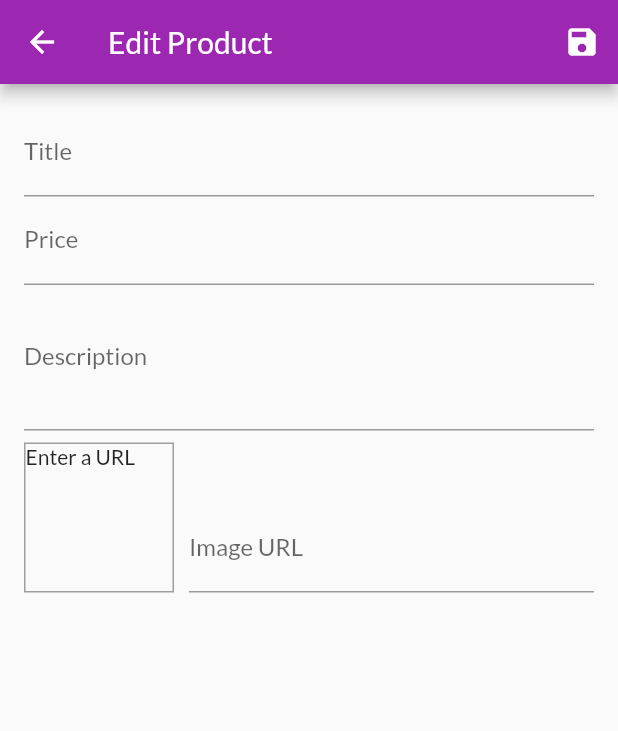
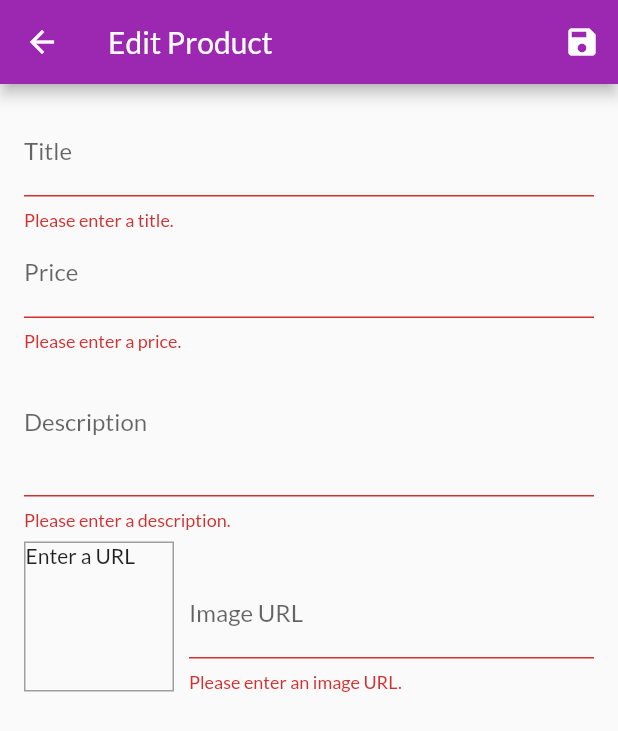
Before and after one commit to vileen/shop_flutter, a Flutter app: the EditProductScreen screen opened by its route, after a tap on the "save" icon, on a phone screen of 412 x 824 dp. Shown: the top 731 px of the screen. Run offline on Flutter 3.47's test engine with Material 2 defaults, Android fonts, the phone set to English and light mode, and no system bars; network calls fail.

Commit message:
Enable adding products and add validation

```diff
--- a/lib/providers/products.dart
+++ b/lib/providers/products.dart
@@ -65,8 +65,15 @@ class Products with ChangeNotifier {
     return _items.firstWhere((product) => product.id == id);
   }
 
-  void addProduct(value) {
-    _items.add(value);
+  void addProduct(Product product) {
+    final newProduct = Product(
+      title: product.title,
+      description: product.description,
+      price: product.price,
+      imageUrl: product.imageUrl,
+      id: DateTime.now().toString(),
+    );
+    _items.add(newProduct);
     notifyListeners();
   }
 }
--- a/lib/screens/edit_product_screen.dart
+++ b/lib/screens/edit_product_screen.dart
@@ -1,6 +1,8 @@
 import 'package:flutter/material.dart';
+import 'package:provider/provider.dart';
 
 import '../providers/product.dart';
+import '../providers/products.dart';
 
 class EditProductScreen extends StatefulWidget {
   static const routeName = '/edit-product';
@@ -49,7 +51,12 @@ class _EditProductScreenState extends State<EditProductScreen> {
   }
 
   void _saveForm() {
+    final isValid = _form.currentState.validate();
+    if (isValid) {
       _form.currentState.save();
+      Provider.of<Products>(context, listen: false).addProduct(_editedProduct);
+      Navigator.of(context).pop();
+    }
   }
 
   @override
@@ -76,6 +83,13 @@ class _EditProductScreenState extends State<EditProductScreen> {
                 onFieldSubmitted: (_) {
                   FocusScope.of(context).requestFocus(_priceFocusNode);
                 },
+                validator: (value) {
+                  if (value.isEmpty) {
+                    return 'Please enter a title.';
+                  }
+
+                  return null;
+                },
                 onSaved: (value) {
                   _editedProduct = Product(
                     title: value,
@@ -94,6 +108,19 @@ class _EditProductScreenState extends State<EditProductScreen> {
                 onFieldSubmitted: (_) {
                   FocusScope.of(context).requestFocus(_descriptionFocusNode);
                 },
+                validator: (value) {
+                  if (value.isEmpty) {
+                    return 'Please enter a price.';
+                  }
+                  if (double.tryParse(value) == null) {
+                    return 'Please enter a valid number.';
+                  }
+                  if (double.parse(value) <= 0) {
+                    return 'Please enter a number greater than zero.';
+                  }
+
+                  return null;
+                },
                 onSaved: (value) {
                   _editedProduct = Product(
                     price: double.parse(value),
@@ -109,6 +136,16 @@ class _EditProductScreenState extends State<EditProductScreen> {
                 maxLines: 3,
                 focusNode: _descriptionFocusNode,
                 keyboardType: TextInputType.multiline,
+                validator: (value) {
+                  if (value.isEmpty) {
+                    return 'Please enter a description.';
+                  }
+                  if (value.length < 10) {
+                    return 'Should be at least 10 characters long';
+                  }
+
+                  return null;
+                },
                 onSaved: (value) {
                   _editedProduct = Product(
                     price: _editedProduct.price,
@@ -147,6 +184,23 @@ class _EditProductScreenState extends State<EditProductScreen> {
                       controller: _imageUrlController,
                       // since we want the value for the preview
                       onFieldSubmitted: (_) => _saveForm(),
+                      validator: (value) {
+                        if (value.isEmpty) {
+                          return 'Please enter an image URL.';
+                        }
+                        if (!value.startsWith('http') &&
+                            !value.startsWith('https')) {
+                          return 'Please enter a valid URL.';
+                        }
+                        if (!value.endsWith('.png') &&
+                            !value.endsWith('.jpg') &&
+                            !value.endsWith('.jpeg')
+                        ) {
+                          return 'Please enter a valid image URL.';
+                        }
+
+                        return null;
+                      },
                       onSaved: (value) {
                         _editedProduct = Product(
                           price: _editedProduct.price,
```
Lines whose indentation alone changed are shown as unchanged.
